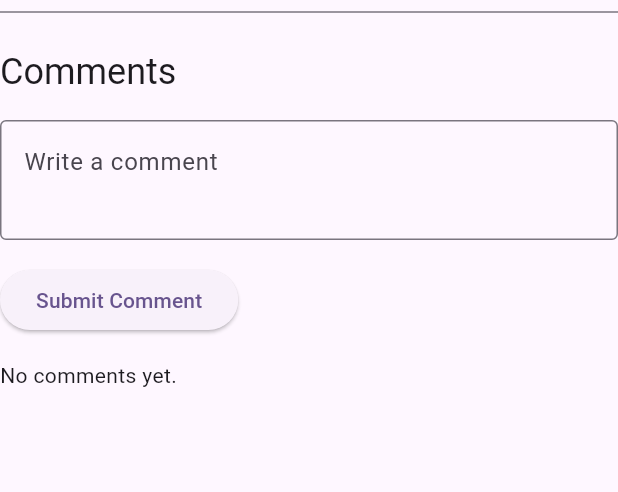
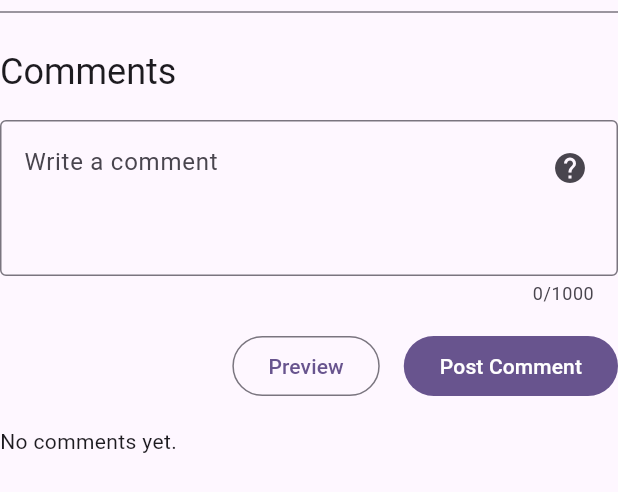
Before and after one commit to Nowaha/assignment_sem6, a Flutter app: the CommentSection widget shown alone on an empty page, opened directly with empty values, on a phone screen of 412 x 824 dp. Shown: the top 492 px of the screen. Run offline on Flutter 3.47's test engine with Material 3 defaults, Android fonts, the phone set to English and light mode, and no system bars; our stand-ins replace flutter_map, go_router, latlong2; missing offline and left inert: bcrypt, flutter_map_marker_cluster, markdown_widget, mutex; accounts and stored records are empty.

Commit message:
Add comment writing with preview

```diff
--- a/lib/util/validation.dart
+++ b/lib/util/validation.dart
@@ -16,7 +16,7 @@ class Validation {
   static const int maxPostTags = 5;
   static const int maxPostGroups = 6;
   static const int minCommentLength = 4;
-  static const int maxCommentLength = 500;
+  static const int maxCommentLength = 1000;
 
   static final characterWhitelistRegex = RegExp(r'^[a-zA-Z0-9_]+$');
   static final emailRegex = RegExp(
--- a/lib/widgets/comment/commentsection.dart
+++ b/lib/widgets/comment/commentsection.dart
@@ -1,12 +1,17 @@
 import 'package:assignment_sem6/data/service/data/commentview.dart';
-import 'package:assignment_sem6/widgets/comment/comment.dart';
+import 'package:assignment_sem6/widgets/comment/commentwidget.dart';
 import 'package:assignment_sem6/widgets/comment/writecomment.dart';
 import 'package:flutter/material.dart';
 
 class CommentSection extends StatefulWidget {
+  final String postUUID;
   final List<CommentView> comments;
 
-  const CommentSection({super.key, required this.comments});
+  const CommentSection({
+    super.key,
+    required this.postUUID,
+    required this.comments,
+  });
 
   @override
   State<StatefulWidget> createState() => _CommentSectionState();
@@ -21,7 +26,7 @@ class _CommentSectionState extends State<CommentSection> {
       children: [
         Divider(thickness: 1, color: Theme.of(context).dividerColor),
         Text("Comments", style: Theme.of(context).textTheme.headlineSmall),
-        WriteComment(),
+        WriteComment(postUUID: widget.postUUID),
         widget.comments.isEmpty
             ? Text(
               "No comments yet.",
--- a/lib/widgets/comment/writecomment.dart
+++ b/lib/widgets/comment/writecomment.dart
@@ -1,8 +1,16 @@
-import 'package:assignment_sem6/widgets/input/text/textinput.dart';
+import 'package:assignment_sem6/data/entity/impl/comment.dart';
+import 'package:assignment_sem6/data/service/data/commentview.dart';
+import 'package:assignment_sem6/state/authstate.dart';
+import 'package:assignment_sem6/util/validation.dart';
+import 'package:assignment_sem6/widgets/comment/commentwidget.dart';
+import 'package:assignment_sem6/widgets/input/text/markdowneditor.dart';
 import 'package:flutter/material.dart';
+import 'package:provider/provider.dart';
 
 class WriteComment extends StatefulWidget {
-  const WriteComment({super.key});
+  final String postUUID;
+
+  const WriteComment({super.key, required this.postUUID});
 
   @override
   State<StatefulWidget> createState() => _WriteCommentState();
@@ -10,33 +18,62 @@ class WriteComment extends StatefulWidget {
 
 class _WriteCommentState extends State<WriteComment> {
   final TextEditingController _controller = TextEditingController();
+  bool _isPreviewing = false;
 
   @override
   Widget build(BuildContext context) {
+    final authState = context.read<AuthState>();
+
     return Column(
       crossAxisAlignment: CrossAxisAlignment.start,
       spacing: 16,
       children: [
         ConstrainedBox(
-          constraints: BoxConstraints(maxHeight: 120),
-          child: TextInput(
+          constraints: BoxConstraints(maxHeight: 200),
+          child: MarkdownEditor(
+            controller: _controller,
             label: "Write a comment",
-            controller: _controller,
-            minLines: 2,
+            maxLength: Validation.maxCommentLength,
           ),
         ),
-        ElevatedButton(
-          onPressed: () {
-            // Handle comment submission logic here
-            final comment = _controller.text;
-            if (comment.isNotEmpty) {
-              // Submit the comment
-              print('Comment submitted: $comment');
-              _controller.clear(); // Clear the input field after submission
-            }
-          },
-          child: const Text('Submit Comment'),
+        Row(
+          mainAxisAlignment: MainAxisAlignment.end,
+          spacing: 16,
+          children: [
+            OutlinedButton(
+              onPressed: () {
+                setState(() {
+                  _isPreviewing = !_isPreviewing;
+                });
+              },
+              child: const Text("Preview"),
+            ),
+            FilledButton(
+              onPressed: () {
+                final comment = _controller.text;
+                if (comment.isNotEmpty) {
+                  _controller.clear();
+                }
+              },
+              child: const Text("Post Comment"),
+            ),
+          ],
         ),
+        if (_isPreviewing)
+          ListenableBuilder(
+            listenable: _controller,
+            builder:
+                (context, _) => CommentWidget(
+                  comment: CommentView(
+                    comment: Comment.create(
+                      creatorUUID: authState.getCurrentUser!.uuid,
+                      postUUID: widget.postUUID,
+                      contents: _controller.text,
+                    ),
+                    creator: authState.getCurrentUser,
+                  ),
+                ),
+          ),
       ],
     );
   }
```
